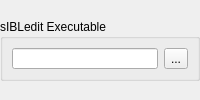
Above: src/components/addons/sIBLeditUtilities/ui/sIBLedit_Utilities.ui from KelSolaar/sIBL_GUI before the change. Below: the same form after it.
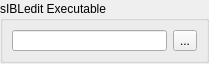
That is the form after the change.

What changed in the file:
```diff
--- a/src/components/addons/sIBLeditUtilities/ui/sIBLedit_Utilities.ui
+++ b/src/components/addons/sIBLeditUtilities/ui/sIBLedit_Utilities.ui
@@ -2,6 +2,14 @@
 <ui version="4.0">
  <class>sIBLedit_Utilities_Form</class>
  <widget class="QWidget" name="sIBLedit_Utilities_Form">
+  <property name="geometry">
+   <rect>
+    <x>0</x>
+    <y>0</y>
+    <width>209</width>
+    <height>64</height>
+   </rect>
+  </property>
   <property name="windowTitle">
    <string>sIBLedit Utilities</string>
   </property>
```
Left out of the diff: 2 changed lines with no effect on the pictures.
